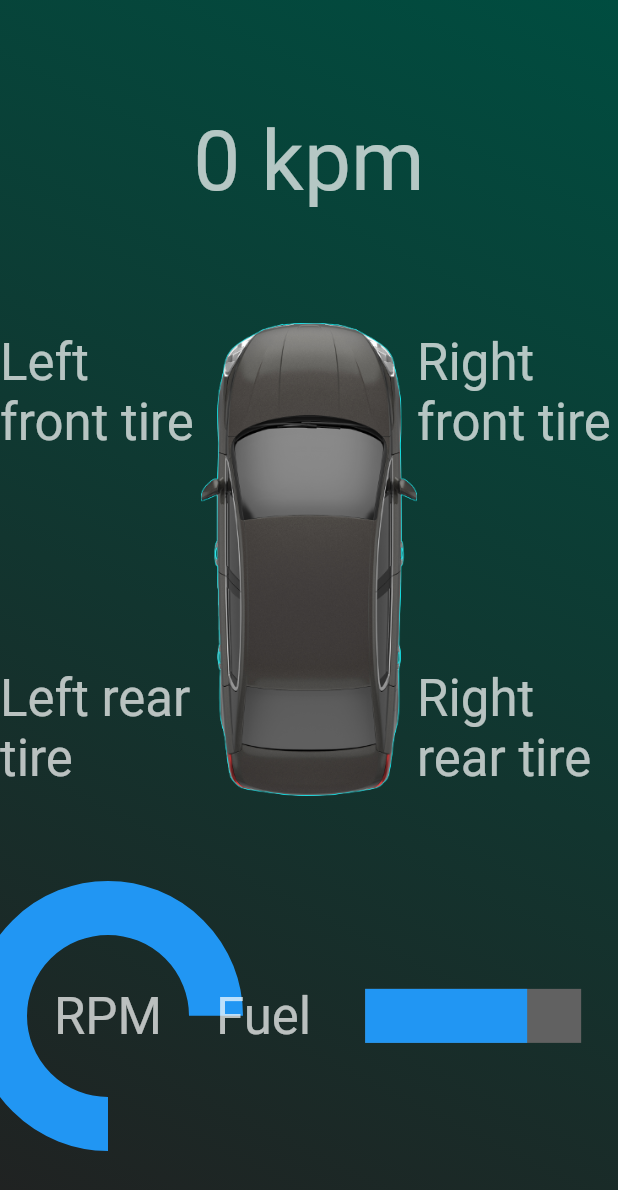
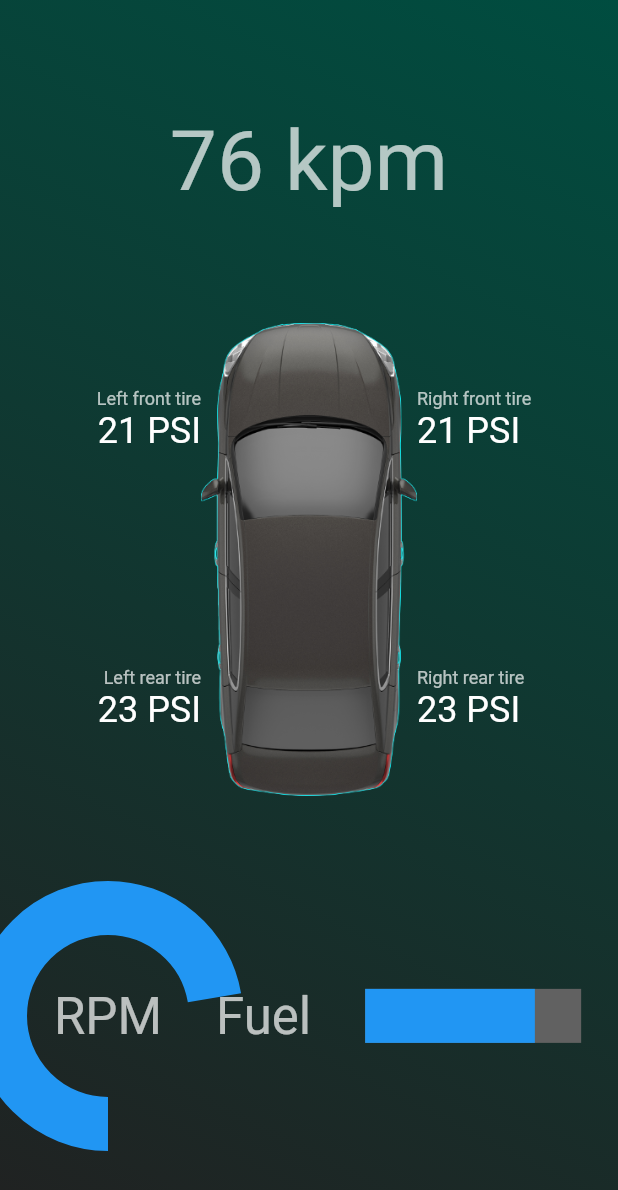
Before and after one commit to felipeerias/flutter_homescreen, a Flutter app: the DashboardPage widget shown alone on an empty page, opened directly, on a phone screen of 412 x 824 dp. Shown: the top 1190 px of the screen. Run offline on Flutter 3.47's test engine with Material 2 defaults, Android fonts, the phone set to English and light mode, and no system bars; our stand-ins replace numberpicker.

Commit message:
Animate dashboard

```diff
--- a/lib/page_dashboard.dart
+++ b/lib/page_dashboard.dart
@@ -1,8 +1,46 @@
+import 'dart:async';
+import 'dart:math';
+
 import 'package:flutter/material.dart';
 import 'package:flutter_homescreen/layout_size_helper.dart';
 
-class DashboardPage extends StatelessWidget {
-  const DashboardPage({Key? key}) : super(key: key);
+class DashboardPage extends StatefulWidget {
+  DashboardPage({Key? key}) : super(key: key);
+
+  @override
+  _DashboardPageState createState() => _DashboardPageState();
+}
+
+class _DashboardPageState extends State<DashboardPage> {
+  late Timer _timer;
+
+  double speed = 20;
+  // between 0 and 1.0
+  double rpm = 0.2;
+  // between 0 and 1.0
+  double fuel = 0.2;
+
+  @override
+  void initState() {
+    _timer = new Timer.periodic(
+      Duration(milliseconds: 10),
+      (Timer timer) {
+        setState(() {
+          double now = DateTime.now().millisecondsSinceEpoch / 1000;
+          speed = 50 + 40 * sin(now);
+          rpm = 0.5 + sin(now) / 3.0;
+          fuel = 0.6 + cos(now) / 4.0;
+        });
+      },
+    );
+    super.initState();
+  }
+
+  @override
+  void dispose() {
+    _timer.cancel();
+    super.dispose();
+  }
 
   @override
   Widget build(BuildContext context) {
@@ -19,7 +57,7 @@ class DashboardPage extends StatelessWidget {
         mainAxisAlignment: MainAxisAlignment.spaceEvenly,
         children: [
           Text(
-            '0 kpm',
+            '${speed.floor()} kpm',
             style: Theme.of(context).textTheme.headline2,
           ),
           Row(
@@ -30,17 +68,11 @@ class DashboardPage extends StatelessWidget {
                   mainAxisAlignment: MainAxisAlignment.spaceBetween,
                   crossAxisAlignment: CrossAxisAlignment.end,
                   children: [
-                    Text(
-                      'Left front tire',
-                      style: Theme.of(context).textTheme.headline4,
-                    ),
+                    _TireWidget('Left front tire', 21, CrossAxisAlignment.end),
                     SizedBox(
                       height: sizeHelper.largeIconSize,
                     ),
-                    Text(
-                      'Left rear tire',
-                      style: Theme.of(context).textTheme.headline4,
-                    ),
+                    _TireWidget('Left rear tire', 23, CrossAxisAlignment.end),
                   ],
                 ),
               ),
@@ -54,17 +86,13 @@ class DashboardPage extends StatelessWidget {
                   mainAxisAlignment: MainAxisAlignment.spaceBetween,
                   crossAxisAlignment: CrossAxisAlignment.start,
                   children: [
-                    Text(
-                      'Right front tire',
-                      style: Theme.of(context).textTheme.headline4,
-                    ),
+                    _TireWidget(
+                        'Right front tire', 21, CrossAxisAlignment.start),
                     SizedBox(
                       height: sizeHelper.largeIconSize,
                     ),
-                    Text(
-                      'Right rear tire',
-                      style: Theme.of(context).textTheme.headline4,
-                    ),
+                    _TireWidget(
+                        'Right rear tire', 23, CrossAxisAlignment.start),
                   ],
                 ),
               ),
@@ -73,8 +101,8 @@ class DashboardPage extends StatelessWidget {
           Row(
             mainAxisAlignment: MainAxisAlignment.spaceAround,
             children: [
-              _RPMWidget(),
-              _FuelWidget(),
+              _RPMWidget(rpm),
+              _FuelWidget(fuel),
             ],
           )
         ],
@@ -83,7 +111,34 @@ class DashboardPage extends StatelessWidget {
   }
 }
 
+class _TireWidget extends StatelessWidget {
+  String label;
+  int value;
+  CrossAxisAlignment crossAlign;
+
+  _TireWidget(this.label, this.value, this.crossAlign);
+
+  @override
+  Widget build(BuildContext context) {
+    var sizeHelper = LayoutSizeHelper(context);
+    return Column(crossAxisAlignment: crossAlign, children: [
+      Text(
+        label,
+        style: Theme.of(context).textTheme.caption,
+      ),
+      Text(
+        '$value PSI',
+        style: Theme.of(context).textTheme.headline5,
+      )
+    ]);
+  }
+}
+
 class _RPMWidget extends StatelessWidget {
+  double rpm;
+
+  _RPMWidget(this.rpm);
+
   @override
   Widget build(BuildContext context) {
     var sizeHelper = LayoutSizeHelper(context);
@@ -100,7 +155,7 @@ class _RPMWidget extends StatelessWidget {
           child: RotatedBox(
             quarterTurns: 2,
             child: CircularProgressIndicator(
-              value: 0.75,
+              value: rpm,
               strokeWidth: sizeHelper.largeIconSize / 4.0,
               semanticsLabel: 'RPM indicator',
             ),
@@ -112,6 +167,10 @@ class _RPMWidget extends StatelessWidget {
 }
 
 class _FuelWidget extends StatelessWidget {
+  double fuel;
+
+  _FuelWidget(this.fuel);
+
   @override
   Widget build(BuildContext context) {
     var sizeHelper = LayoutSizeHelper(context);
@@ -126,7 +185,7 @@ class _FuelWidget extends StatelessWidget {
           width: sizeHelper.largeIconSize,
           margin: EdgeInsets.all(sizeHelper.largePadding),
           child: LinearProgressIndicator(
-            value: 0.75,
+            value: fuel,
             semanticsLabel: 'RPM indicator',
           ),
         )
--- a/lib/widget_clock.dart
+++ b/lib/widget_clock.dart
@@ -17,7 +17,6 @@ class ClockWiddget extends StatefulWidget {
 class _ClockWiddgetState extends State<ClockWiddget> {
   late Timer _timer;
   DateTime _now = DateTime.now();
-
 
   @override
   void initState() {
```
